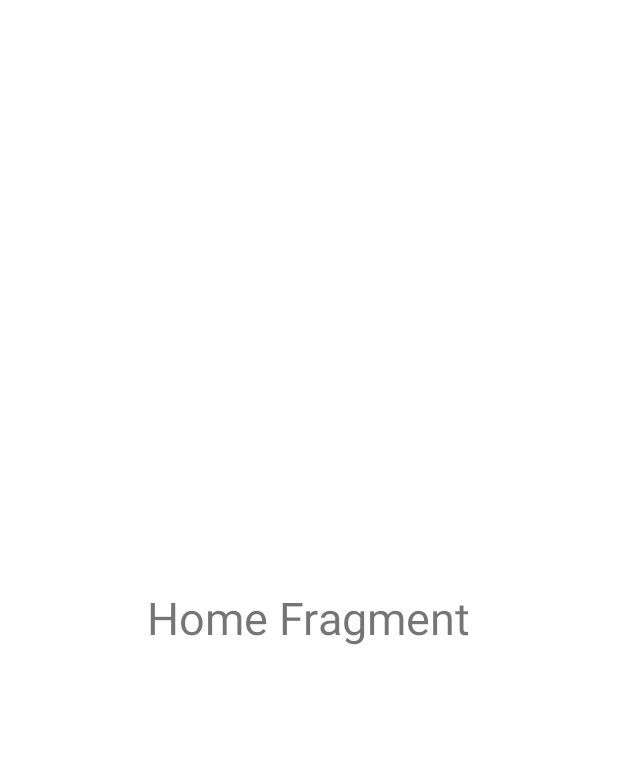
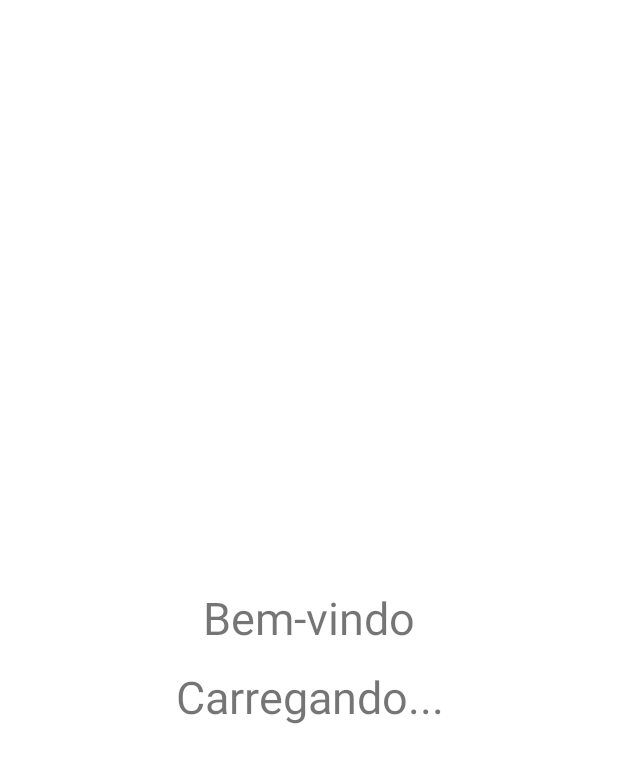
Before and after one commit to MarceloUMartins/Credenciais, an Android app: the layout fragment_home.xml on its own in the app's theme, with its tools: preview values and no code run, on a phone screen of 412 x 824 dp. Shown: the top 763 px of the screen. Run offline under Robolectric (Android 15) with nearby library versions, the phone set to English and light mode, and no system bars.

```diff
--- a/app/src/main/res/layout/fragment_home.xml
+++ b/app/src/main/res/layout/fragment_home.xml
@@ -8,7 +8,22 @@
         android:layout_width="wrap_content"
         android:layout_height="wrap_content"
         android:layout_centerInParent="true"
-        android:text="Home Fragment"
+        android:gravity="center"
+        android:text="Bem-vindo"
+        android:textSize="30sp" />
+
+    <TextView
+        android:id="@+id/temperatura"
+        android:layout_width="wrap_content"
+        android:layout_height="wrap_content"
+        android:layout_below="@+id/nomePerfilHome"
+        android:layout_alignParentStart="true"
+        android:layout_alignParentEnd="true"
+        android:layout_marginStart="52dp"
+        android:layout_marginTop="12dp"
+        android:layout_marginEnd="52dp"
+        android:text="Carregando..."
+        android:gravity="center"
         android:textSize="30sp" />
 
 </RelativeLayout>
```
Also changed, not shown: app/src/main/java/com/example/credenciais/Async/JSONParserAsyncTask.java (added, +83 -0 lines), app/src/main/java/com/example/credenciais/HomeFragment.java (+6 -2 lines).
